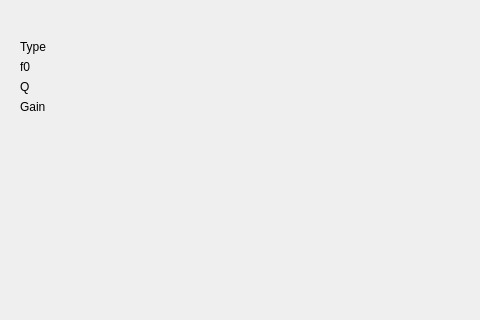
The window that damc_gui/EqualizersController.ui (amurzeau/damc) describes before a commit, drawn with Qt 5; both pictures show x 0 to 480 and y 0 to 320 of the 960 by 472 pixel window.
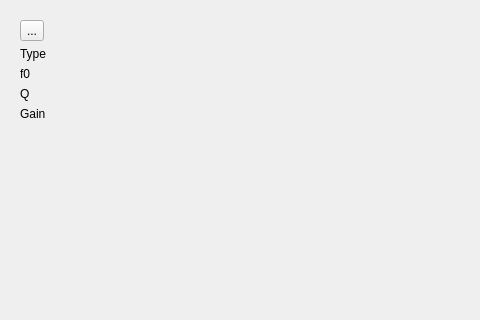
The same window after the commit. Custom widgets are drawn as their Qt base class.

Diff of the .ui file:
```diff
--- a/damc_gui/EqualizersController.ui
+++ b/damc_gui/EqualizersController.ui
@@ -29,15 +29,9 @@
      </property>
      <layout class="QVBoxLayout" name="verticalLayout">
       <item>
-       <widget class="QLabel" name="label">
-        <property name="sizePolicy">
-         <sizepolicy hsizetype="Fixed" vsizetype="Preferred">
-          <horstretch>0</horstretch>
-          <verstretch>0</verstretch>
-         </sizepolicy>
-        </property>
+       <widget class="QToolButton" name="menuButton">
         <property name="text">
-         <string/>
+         <string>...</string>
         </property>
        </widget>
       </item>
```
Left out of the diff: 8 changed lines with no effect on the pictures.
